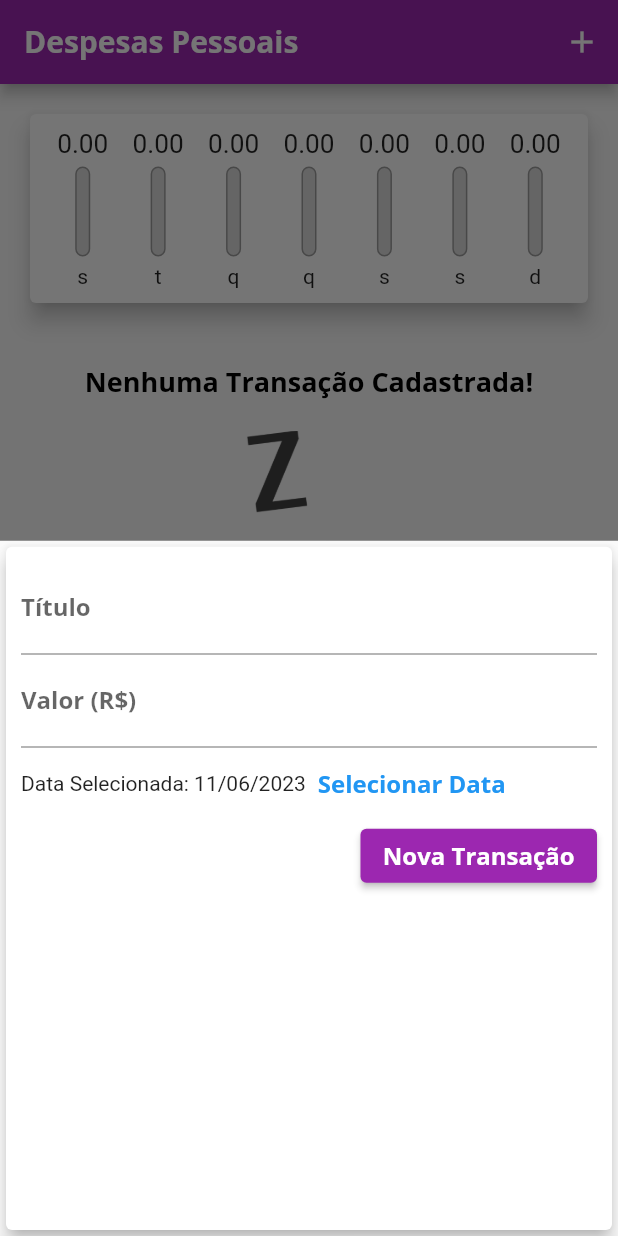
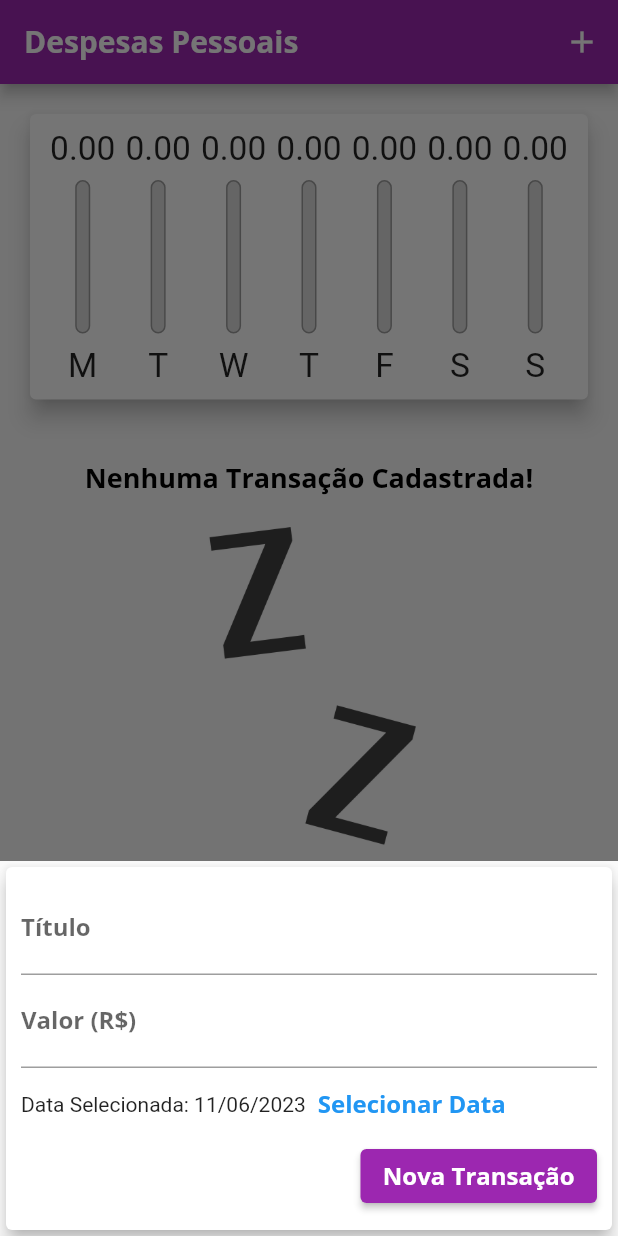
Before and after one commit to th1agoduarte/flutter_project_expenses, a Flutter app: the screen it shows after launch, after a tap on the "add" icon, on a phone screen of 412 x 824 dp. Run offline on Flutter 3.47's test engine with Material 2 defaults, Android fonts, the light colour scheme and no system bars.

Commit message:
feat: Criado alguns componetes para diferentes plataformas

```diff
--- /dev/null
+++ b/lib/components/adaptative_button.dart
@@ -0,0 +1,34 @@
+import 'package:flutter/material.dart';
+import 'package:flutter/cupertino.dart';
+import 'dart:io';
+
+class AdaptativeButton extends StatelessWidget {
+  final String label;
+  final VoidCallback onPressed;
+  AdaptativeButton({
+    required this.label,
+    required this.onPressed,
+  });
+
+  @override
+  Widget build(BuildContext context) {
+    return Container(
+      child: Platform.isIOS
+          ? CupertinoButton(
+              child: Text(label),
+              onPressed: onPressed,
+              color: Theme.of(context).primaryColor,
+              padding: EdgeInsets.symmetric(
+                horizontal: 20,
+              ),
+            )
+          : ElevatedButton(
+              child: Text(label),
+              style: TextButton.styleFrom(
+                foregroundColor: Theme.of(context).textTheme.labelLarge!.color,
+              ),
+              onPressed: onPressed,
+            ),
+    );
+  }
+}
--- a/lib/components/chart.dart
+++ b/lib/components/chart.dart
@@ -26,7 +26,7 @@ class Chart extends StatelessWidget {
       }
 
       return {
-        'day': DateFormat.E('pt_BR').format(weekDay)[0],
+        'day': DateFormat.E().format(weekDay)[0],
         'value': totalSum,
       };
     }).reversed.toList();
--- a/lib/components/chart_bar.dart
+++ b/lib/components/chart_bar.dart
@@ -13,17 +13,19 @@ class ChartBar extends StatelessWidget {
 
   @override
   Widget build(BuildContext context) {
+    return LayoutBuilder(
+      builder: (ctx, constraints) {
         return Column(
           children: [
             Container(
-          height: 20,
+              height: constraints.maxHeight * 0.15,
               child: FittedBox(
                 child: Text('${value.toStringAsFixed(2)}'),
               ),
             ),
-        SizedBox(height: 5),
+            SizedBox(height: constraints.maxHeight * 0.05),
             Container(
-          height: 60,
+              height: constraints.maxHeight * 0.6,
               width: 10,
               child: Stack(
                 alignment: Alignment.bottomCenter,
@@ -50,9 +52,14 @@ class ChartBar extends StatelessWidget {
                 ],
               ),
             ),
-        SizedBox(height: 5),
-        Text(label),
+            SizedBox(height: constraints.maxHeight * 0.05),
+            Container(
+              child: FittedBox(child: Text(label)),
+              height: constraints.maxHeight * 0.15,
+            ),
           ],
+        );
+      },
     );
   }
 }
--- a/lib/components/transaction_form.dart
+++ b/lib/components/transaction_form.dart
@@ -1,5 +1,6 @@
 import 'package:flutter/material.dart';
 import 'package:intl/intl.dart';
+import 'adaptative_button.dart';
 
 class TransactionForm extends StatefulWidget {
   final void Function(
@@ -48,7 +49,11 @@ class _TransactionFormState extends State<TransactionForm> {
 
   @override
   Widget build(BuildContext context) {
-    return Card(
+    return LayoutBuilder(builder: (context, constraints) {
+      return SingleChildScrollView(
+        child: Container(
+          height: 250,
+          child: Card(
             elevation: 5,
             child: Padding(
               padding: const EdgeInsets.all(10.0),
@@ -62,7 +67,8 @@ class _TransactionFormState extends State<TransactionForm> {
                     ),
                   ),
                   TextField(
-              keyboardType: TextInputType.numberWithOptions(decimal: true),
+                    keyboardType:
+                        TextInputType.numberWithOptions(decimal: true),
                     onSubmitted: (_) => _submitForm(),
                     controller: _valueController,
                     decoration: InputDecoration(
@@ -90,19 +96,18 @@ class _TransactionFormState extends State<TransactionForm> {
                   Row(
                     mainAxisAlignment: MainAxisAlignment.end,
                     children: [
-                ElevatedButton(
-                  child: Text('Nova Transação'),
-                  style: TextButton.styleFrom(
-                    foregroundColor:
-                        Theme.of(context).textTheme.labelLarge!.color,
+                      AdaptativeButton(
+                        label: 'Nova Transação',
+                        onPressed: _submitForm,
                       ),
-                  onPressed: _submitForm,
-                )
                     ],
                   )
                 ],
               ),
             ),
+          ),
+        ),
       );
+    });
   }
 }
--- a/lib/components/transaction_list.dart
+++ b/lib/components/transaction_list.dart
@@ -10,10 +10,9 @@ class TransactionList extends StatelessWidget {
 
   @override
   Widget build(BuildContext context) {
-    return Container(
-      height: 500,
-      child: transactions.isEmpty
-          ? Column(
+    return transactions.isEmpty
+        ? LayoutBuilder(builder: (ctx, constraints) {
+            return Column(
               children: [
                 SizedBox(
                   height: 20,
@@ -26,14 +25,15 @@ class TransactionList extends StatelessWidget {
                   height: 20,
                 ),
                 Container(
-                  height: 200,
+                  height: constraints.maxHeight * 0.6,
                   child: Image.asset(
                     'assets/images/waiting.png',
                     fit: BoxFit.cover,
                   ),
                 ),
               ],
-            )
+            );
+          })
         : ListView.builder(
             itemCount: transactions.length,
             itemBuilder: (ctx, index) {
@@ -61,7 +61,27 @@ class TransactionList extends StatelessWidget {
                   subtitle: Text(
                     DateFormat('d MMM y').format(tr.date),
                   ),
-                    trailing: IconButton(
+                  trailing: MediaQuery.of(context).size.width > 480
+                      ? TextButton(
+                          onPressed: () => onRemove(tr.id),
+                          child: Row(
+                            mainAxisSize: MainAxisSize.min,
+                            children: [
+                              Icon(
+                                Icons.delete,
+                                color: Theme.of(context).colorScheme.error,
+                              ),
+                              Text(
+                                'Excluir',
+                                style: TextStyle(
+                                  color: Theme.of(context).colorScheme.error,
+                                  fontWeight: FontWeight.bold,
+                                ),
+                              ),
+                            ],
+                          ),
+                        )
+                      : IconButton(
                           icon: Icon(Icons.delete),
                           color: Theme.of(context).colorScheme.error,
                           onPressed: () => onRemove(tr.id),
@@ -69,7 +89,6 @@ class TransactionList extends StatelessWidget {
                 ),
               );
             },
-            ),
           );
   }
 }
--- a/lib/main.dart
+++ b/lib/main.dart
@@ -1,5 +1,7 @@
+import 'dart:math';
+import 'dart:io';
+import 'package:flutter/cupertino.dart';
 import 'package:flutter/material.dart';
-import 'dart:math';
 import './models/transaction.dart';
 import './components/transaction_list.dart';
 import './components/transaction_form.dart';
@@ -10,6 +12,7 @@ void main() => runApp(ExpensesApp());
 class ExpensesApp extends StatelessWidget {
   @override
   Widget build(BuildContext context) {
+    final mediaQuery = MediaQuery.of(context);
     final ThemeData tema = ThemeData();
 
     return MaterialApp(
@@ -22,25 +25,25 @@ class ExpensesApp extends StatelessWidget {
         textTheme: tema.textTheme.copyWith(
           titleLarge: TextStyle(
             fontFamily: 'OpenSans',
-            fontSize: 18,
+            fontSize: 18 * mediaQuery.textScaleFactor,
             fontWeight: FontWeight.bold,
             color: Colors.black,
           ),
           titleMedium: TextStyle(
             fontFamily: 'OpenSans',
-            fontSize: 16,
+            fontSize: 16 * mediaQuery.textScaleFactor,
             fontWeight: FontWeight.bold,
             color: Colors.black,
           ),
           titleSmall: TextStyle(
             fontFamily: 'OpenSans',
-            fontSize: 14,
+            fontSize: 14 * mediaQuery.textScaleFactor,
             fontWeight: FontWeight.bold,
             color: Colors.blueGrey,
           ),
           labelLarge: TextStyle(
             fontFamily: 'OpenSans',
-            fontSize: 16,
+            fontSize: 16 * mediaQuery.textScaleFactor,
             fontWeight: FontWeight.bold,
             color: Colors.white,
           ),
@@ -48,7 +51,7 @@ class ExpensesApp extends StatelessWidget {
         appBarTheme: AppBarTheme(
           titleTextStyle: TextStyle(
             fontFamily: 'OpenSans',
-            fontSize: 20,
+            fontSize: 20 * mediaQuery.textScaleFactor,
             fontWeight: FontWeight.bold,
           ),
         ),
@@ -66,6 +69,7 @@ class MyHomePage extends StatefulWidget {
 
 class _MyHomePageState extends State<MyHomePage> {
   final List<Transaction> _transactions = [];
+  bool _showChart = false;
 
   List<Transaction> get _recentTransactions {
     return _transactions.where((tr) {
@@ -92,8 +96,13 @@ class _MyHomePageState extends State<MyHomePage> {
   _openTransactionFormModal(BuildContext context) {
     showModalBottomSheet(
         context: context,
-        builder: (_) {
-          return TransactionForm(_addTransaction);
+        isScrollControlled: true,
+        builder: (context) {
+          return Padding(
+            padding: EdgeInsets.only(
+                bottom: MediaQuery.of(context).viewInsets.bottom),
+            child: TransactionForm(_addTransaction),
+          );
         });
   }
 
@@ -103,35 +112,87 @@ class _MyHomePageState extends State<MyHomePage> {
     });
   }
 
+  Widget _getIconButton(IconData icon, Function() fn) {
+    return Platform.isIOS
+        ? GestureDetector(onTap: fn, child: Icon(icon))
+        : IconButton(icon: Icon(icon), onPressed: fn);
+  }
+
   @override
   Widget build(BuildContext context) {
-    return Scaffold(
-      appBar: AppBar(
-        title: const Text(
-          "Despesas Pessoais",
+    final mediaQuery = MediaQuery.of(context);
+    bool _isLandscape = mediaQuery.orientation == Orientation.landscape;
+
+    final iconList = Platform.isIOS ? CupertinoIcons.refresh : Icons.list;
+    final iconChart =
+        Platform.isIOS ? CupertinoIcons.refresh : Icons.show_chart;
+
+    final actions = [
+      if (_isLandscape)
+        _getIconButton(
+          _showChart ? iconList : iconChart,
+          () {
+            setState(() {
+              _showChart = !_showChart;
+            });
+          },
         ),
-        actions: <Widget>[
-          IconButton(
-            icon: const Icon(Icons.add),
-            onPressed: () => _openTransactionFormModal(context),
-          )
-        ],
+      _getIconButton(
+        Platform.isIOS ? CupertinoIcons.add : Icons.add,
+        () => _openTransactionFormModal(context),
       ),
-      body: SingleChildScrollView(
+    ];
+
+    final PreferredSizeWidget appBar = AppBar(
+      title: const Text('Despesas Pessoais'),
+      actions: actions,
+    );
+
+    final availableHeight = mediaQuery.size.height -
+        appBar.preferredSize.height -
+        mediaQuery.padding.top;
+
+    final bodyPage = SafeArea(
+      child: SingleChildScrollView(
         child: Column(
-          //mainAxisAlignment: MainAxisAlignment.spaceAround,
           crossAxisAlignment: CrossAxisAlignment.stretch,
-          children: <Widget>[
-            Chart(_recentTransactions),
-            TransactionList(_transactions, _removeTransaction),
+          children: [
+            if (_showChart || !_isLandscape)
+              SizedBox(
+                height: availableHeight * (_isLandscape ? 0.8 : 0.3),
+                child: Chart(_recentTransactions),
+              ),
+            if (!_showChart || !_isLandscape)
+              SizedBox(
+                height: availableHeight * (_isLandscape ? 1 : 0.7),
+                child: TransactionList(_transactions, _removeTransaction),
+              ),
           ],
         ),
       ),
-      floatingActionButton: FloatingActionButton(
-        child: const Icon(Icons.add),
-        onPressed: () => _openTransactionFormModal(context),
-      ),
-      floatingActionButtonLocation: FloatingActionButtonLocation.centerFloat,
     );
+    return Platform.isIOS
+        ? CupertinoPageScaffold(
+            navigationBar: CupertinoNavigationBar(
+              middle: const Text('Despesas Pessoais'),
+              trailing: Row(
+                mainAxisSize: MainAxisSize.min,
+                children: actions,
+              ),
+            ),
+            child: bodyPage,
+          )
+        : Scaffold(
+            appBar: appBar,
+            body: bodyPage,
+            floatingActionButton: Platform.isIOS
+                ? Container()
+                : FloatingActionButton(
+                    child: const Icon(Icons.add),
+                    onPressed: () => _openTransactionFormModal(context),
+                  ),
+            floatingActionButtonLocation:
+                FloatingActionButtonLocation.centerFloat,
+          );
   }
 }
```
Lines whose indentation alone changed are shown as unchanged.
